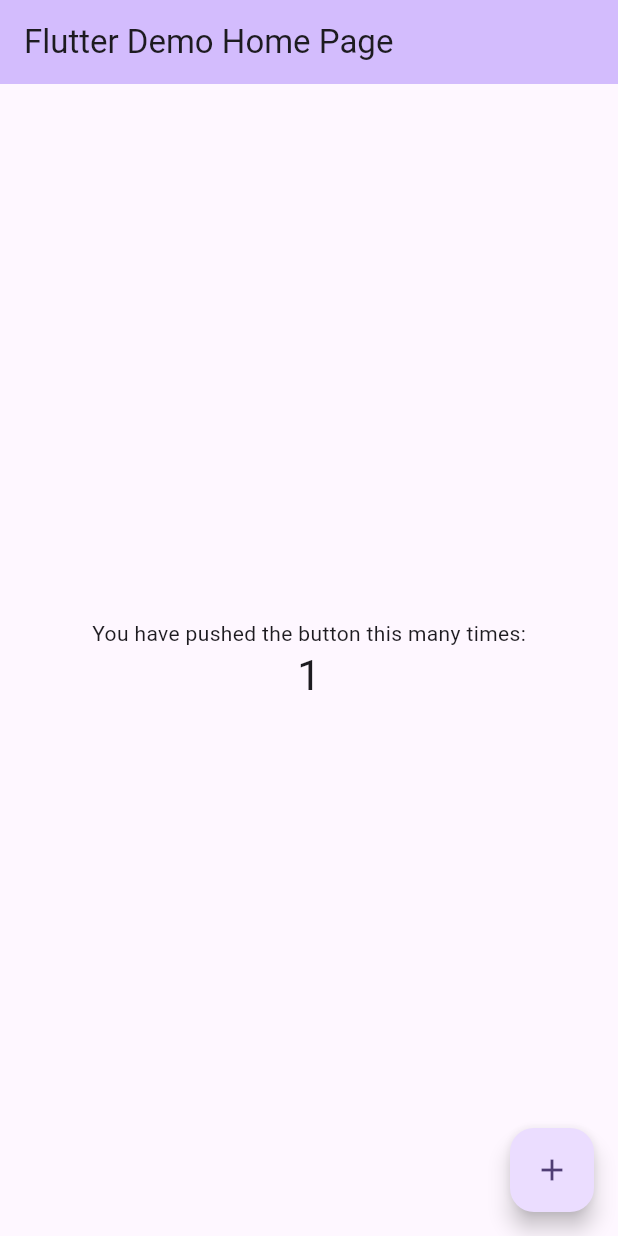
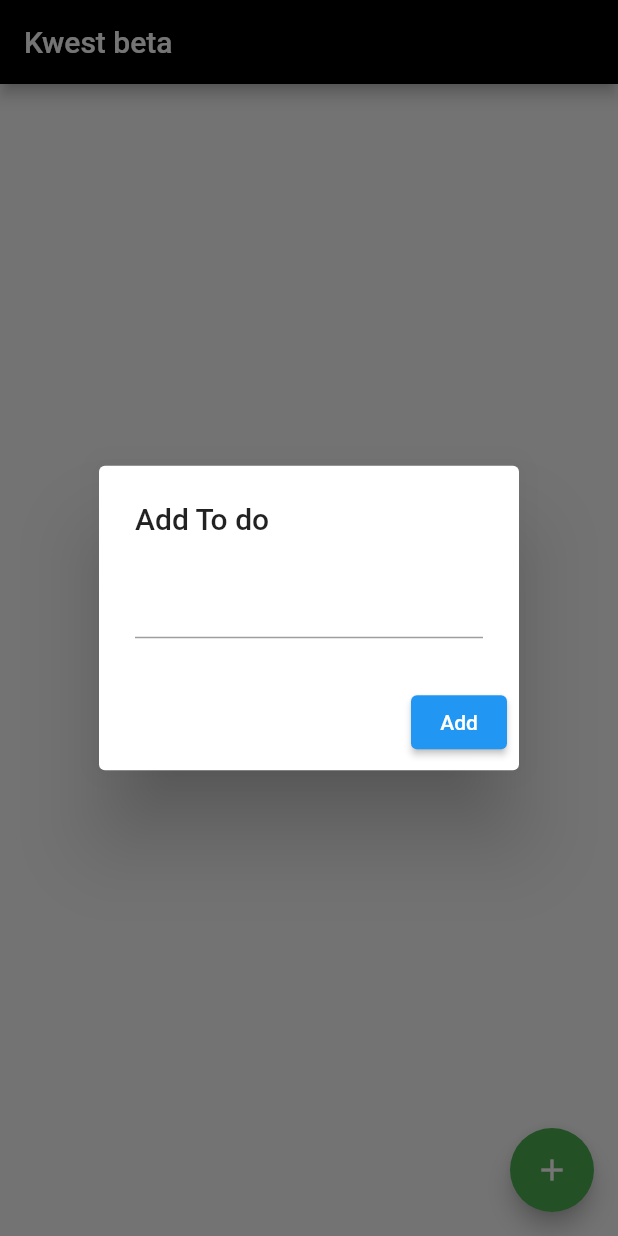
Before and after one commit to Krt-dev/To_Do_Mobile_Dev, a Flutter app: the screen it shows after launch, after a tap on the "add" icon, on a phone screen of 412 x 824 dp. Run offline on Flutter 3.47's test engine with Material 2 defaults, Android fonts, the phone set to English and light mode, and no system bars; our stand-ins replace hive, hive_flutter; accounts and stored records are empty.

Commit message:
added beta UI

```diff
--- a/beta_kwest_app/lib/main.dart
+++ b/beta_kwest_app/lib/main.dart
@@ -1,68 +1,163 @@
+import 'package:beta_kwest_app/todo_item.dart';
+import 'package:beta_kwest_app/todo_service.dart';
 import 'package:flutter/material.dart';
-import 'package:hive/hive.dart';
+import 'package:hive_flutter/adapters.dart';
 
-void main() {
-  runApp(const MyApp());
+void main() async {
+  WidgetsFlutterBinding.ensureInitialized();
+  await Hive.initFlutter();
+  Hive.registerAdapter(TodoItemAdapter());
+  runApp(MyApp());
 }
 
 class MyApp extends StatelessWidget {
-  const MyApp({super.key});
+  MyApp({super.key});
+
+  final TodoService _todoService = TodoService();
 
   @override
   Widget build(BuildContext context) {
     return MaterialApp(
-      title: 'Flutter Demo',
-      theme: ThemeData(
-        colorScheme: ColorScheme.fromSeed(seedColor: Colors.deepPurple),
-        useMaterial3: true,
-      ),
-      home: const MyHomePage(title: 'Flutter Demo Home Page'),
+      home: FutureBuilder(
+        future: _todoService.getAllTodos(),
+        builder: (BuildContext context, AsyncSnapshot<List<TodoItem>> snapshot){
+          if(snapshot.connectionState == ConnectionState.done){
+            return TodoListPage(snapshot.data ?? []);
+          }else {
+            return const CircularProgressIndicator();
+          }
+        },
+        ),
+
     );
   }
 }
 
-class MyHomePage extends StatefulWidget {
-  const MyHomePage({super.key, required this.title});
-  final String title;
+class TodoListPage extends StatefulWidget {
+  // const TodoListPage({super.key});
+  final List<TodoItem> todos;
+
+  // ignore: prefer_const_constructors_in_immutables, use_key_in_widget_constructors
+  TodoListPage(this.todos);
+
   @override
-  State<MyHomePage> createState() => _MyHomePageState();
+  // ignore: library_private_types_in_public_api
+  _TodoListPageState createState() => _TodoListPageState();
 }
 
-class _MyHomePageState extends State<MyHomePage> {
-  int _counter = 0;
-
-  void _incrementCounter() {
-    setState(() {
-      _counter++;
-    });
-  }
+class _TodoListPageState extends State<TodoListPage> {
+  final TodoService _todoService = TodoService();
+  final TextEditingController _controller = TextEditingController();
 
   @override
   Widget build(BuildContext context) {
     return Scaffold(
       appBar: AppBar(
-        backgroundColor: Theme.of(context).colorScheme.inversePrimary,
-        title: Text(widget.title),
+        title: const Text("Kwest beta"),
+        backgroundColor: Colors.black,
       ),
-      body: Center(
-        child: Column(
-          mainAxisAlignment: MainAxisAlignment.center,
-          children: <Widget>[
-            const Text(
-              'You have pushed the button this many times:',
-            ),
-            Text(
-              '$_counter',
-              style: Theme.of(context).textTheme.headlineMedium,
-            ),
-          ],
-        ),
+      body: ValueListenableBuilder(
+        valueListenable: Hive.box<TodoItem>('todoBox').listenable(),
+        builder: (context, Box<TodoItem> box, _){
+          return ListView.builder(
+            itemCount: box.values.length,
+            itemBuilder: (context, index){
+              var todo = box.getAt(index);
+              return ListTile(
+                title: Text(todo!.title),
+                leading: Checkbox(
+                  value: todo.isCompleted,
+                  onChanged: (val){
+                    _todoService.updateIsCompleted(index, todo);
+                  },
+                ),
+                trailing: IconButton(
+                  icon: const Icon(Icons.delete),
+                  onPressed: (){
+                    _todoService.deleteTodo(index);
+                  }
+                ),
+              );
+            }
+          );
+        }
       ),
       floatingActionButton: FloatingActionButton(
-        onPressed: _incrementCounter,
-        tooltip: 'Increment',
-        child: const Icon(Icons.add),
-      ), // This trailing comma makes auto-formatting nicer for build methods.
+        backgroundColor: Colors.green,
+        onPressed: () async {
+          showDialog(
+            context: context,
+            builder: (context){
+              return AlertDialog(
+                title: const Text('Add To do'),
+                content: TextField(
+                  controller: _controller,
+                ),
+                actions: [
+                  ElevatedButton(
+                    child: const Text('Add'),
+                      onPressed: () {
+                        if (_controller.text.isNotEmpty) {
+                          var todo = TodoItem(_controller.text, false);
+                          _todoService.addItem(todo);
+                          _controller.clear();
+                          Navigator.pop(context);
+                        }
+                      },
+                  )
+                ],
+              );
+            }
+            );
+        },
+         child: const Icon(Icons.add),
+      ),
     );
   }
 }
+
+// class MyHomePage extends StatefulWidget {
+//   const MyHomePage({super.key, required this.title});
+//   final String title;
+//   @override
+//   State<MyHomePage> createState() => _MyHomePageState();
+// }
+
+// class _MyHomePageState extends State<MyHomePage> {
+//   int _counter = 0;
+
+//   void _incrementCounter() {
+//     setState(() {
+//       _counter++;
+//     });
+//   }
+
+//   @override
+//   Widget build(BuildContext context) {
+//     return Scaffold(
+//       appBar: AppBar(
+//         backgroundColor: Theme.of(context).colorScheme.inversePrimary,
+//         title: Text(widget.title),
+//       ),
+//       body: Center(
+//         child: Column(
+//           mainAxisAlignment: MainAxisAlignment.center,
+//           children: <Widget>[
+//             const Text(
+//               'You have pushed the button this many times:',
+//             ),
+//             Text(
+//               '$_counter',
+//               style: Theme.of(context).textTheme.headlineMedium,
+//             ),
+//           ],
+//         ),
+//       ),
+//       floatingActionButton: FloatingActionButton(
+//         onPressed: _incrementCounter,
+//         tooltip: 'Increment',
+//         child: const Icon(Icons.add),
+//       ), // This trailing comma makes auto-formatting nicer for build methods.
+//     );
+//   }
+// }
```
